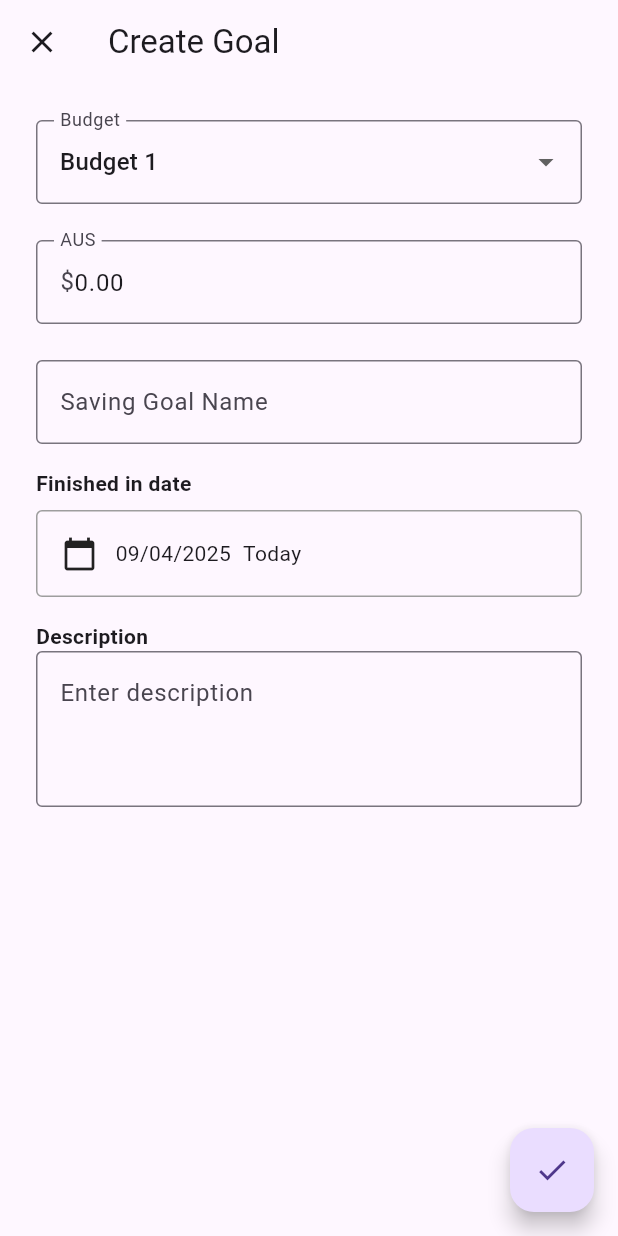
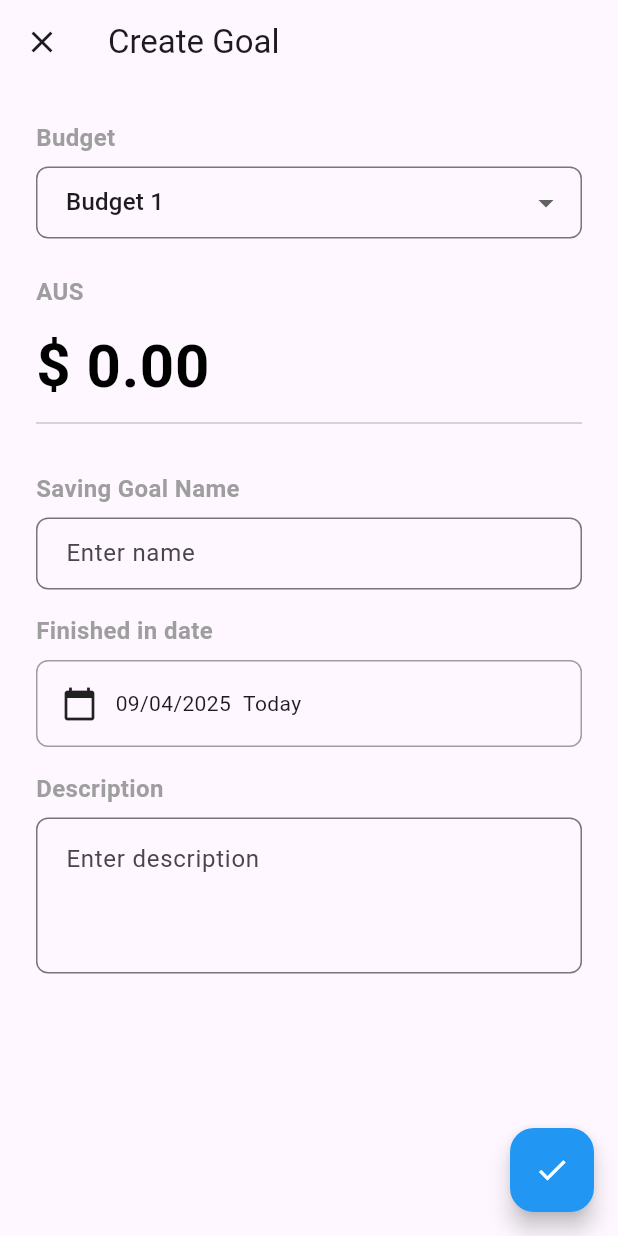
Before and after one commit to ngohainnam/Finney-Financial-Management-App, a Flutter app: the AddEditGoalPage screen opened directly, on a phone screen of 412 x 824 dp. Run offline on Flutter 3.47's test engine with Material 3 defaults, Android fonts, the phone set to English and light mode, and no system bars; our stand-ins replace cloud_firestore, dash_chat_2, firebase_auth, firebase_core, fl_chart, flutter_gemini and 7 more; accounts and stored records are empty; generated files the repository leaves out were written again; Roboto replaces fonts that are missing (Poppins).

Commit message:
update add_edit_goal_pg.dart

```diff
--- a/lib/pages/3-dashboard/transaction/add_saving/add_edit_goal_page.dart
+++ b/lib/pages/3-dashboard/transaction/add_saving/add_edit_goal_page.dart
@@ -27,7 +27,8 @@ class _AddEditGoalPageState extends State<AddEditGoalPage> {
     if (widget.existingGoal != null) {
       _nameController.text = widget.existingGoal!.name;
       _descriptionController.text = widget.existingGoal!.description ?? '';
-      _amountController.text = widget.existingGoal!.targetAmount.toString();
+      _amountController.text = widget.existingGoal!.targetAmount
+          .toStringAsFixed(2);
       _targetDate = widget.existingGoal!.targetDate;
     } else {
       _amountController.text = '0.00';
@@ -58,11 +59,22 @@ class _AddEditGoalPageState extends State<AddEditGoalPage> {
             crossAxisAlignment: CrossAxisAlignment.start,
             children: [
               // Budget Selector
+              const Text(
+                'Budget',
+                style: TextStyle(
+                  fontSize: 16,
+                  fontWeight: FontWeight.bold,
+                  color: Colors.grey,
+                ),
+              ),
+              const SizedBox(height: 8),
               DropdownButtonFormField<String>(
                 value: 'Budget 1',
-                decoration: const InputDecoration(
-                  labelText: 'Budget',
-                  border: OutlineInputBorder(),
+                decoration: InputDecoration(
+                  border: OutlineInputBorder(
+                    borderRadius: BorderRadius.circular(8),
+                  ),
+                  contentPadding: const EdgeInsets.symmetric(horizontal: 16),
                 ),
                 items: const [
                   DropdownMenuItem(value: 'Budget 1', child: Text('Budget 1')),
@@ -71,14 +83,41 @@ class _AddEditGoalPageState extends State<AddEditGoalPage> {
               ),
               const SizedBox(height: 24),
 
-              // Amount Field
+              // New Large Amount Input
+              Column(
+                crossAxisAlignment: CrossAxisAlignment.start,
+                children: [
+                  const Text(
+                    'AUS',
+                    style: TextStyle(
+                      fontSize: 16,
+                      fontWeight: FontWeight.bold,
+                      color: Colors.grey,
+                    ),
+                  ),
+                  const SizedBox(height: 8),
                   TextFormField(
                     controller: _amountController,
-                keyboardType: TextInputType.number,
+                    keyboardType: TextInputType.numberWithOptions(
+                      decimal: true,
+                    ),
+                    textAlign: TextAlign.left,
+                    style: const TextStyle(
+                      fontSize: 40,
+                      fontWeight: FontWeight.bold,
+                      color: Colors.black,
+                    ),
                     decoration: const InputDecoration(
-                  labelText: 'AUS',
-                  prefixText: '\$',
-                  border: OutlineInputBorder(),
+                      prefixText: '\$ ',
+                      prefixStyle: TextStyle(
+                        fontSize: 40,
+                        fontWeight: FontWeight.bold,
+                        color: Colors.black,
+                      ),
+                      border: InputBorder.none,
+                      hintText: '0.00',
+                      hintStyle: TextStyle(fontSize: 40, color: Colors.grey),
+                      contentPadding: EdgeInsets.zero,
                     ),
                     validator: (value) {
                       if (value == null || value.isEmpty) {
@@ -90,14 +129,32 @@ class _AddEditGoalPageState extends State<AddEditGoalPage> {
                       return null;
                     },
                   ),
+                  const Divider(thickness: 1),
+                ],
+              ),
               const SizedBox(height: 24),
 
               // Goal Name
+              const Text(
+                'Saving Goal Name',
+                style: TextStyle(
+                  fontSize: 16,
+                  fontWeight: FontWeight.bold,
+                  color: Colors.grey,
+                ),
+              ),
+              const SizedBox(height: 8),
               TextFormField(
                 controller: _nameController,
-                decoration: const InputDecoration(
-                  labelText: 'Saving Goal Name',
-                  border: OutlineInputBorder(),
+                decoration: InputDecoration(
+                  hintText: 'Enter name',
+                  border: OutlineInputBorder(
+                    borderRadius: BorderRadius.circular(8),
+                  ),
+                  contentPadding: const EdgeInsets.symmetric(
+                    horizontal: 16,
+                    vertical: 12,
+                  ),
                 ),
                 validator:
                     (value) =>
@@ -110,7 +167,11 @@ class _AddEditGoalPageState extends State<AddEditGoalPage> {
               // Target Date
               const Text(
                 'Finished in date',
-                style: TextStyle(fontWeight: FontWeight.bold),
+                style: TextStyle(
+                  fontSize: 16,
+                  fontWeight: FontWeight.bold,
+                  color: Colors.grey,
+                ),
               ),
               const SizedBox(height: 8),
               InkWell(
@@ -119,7 +180,7 @@ class _AddEditGoalPageState extends State<AddEditGoalPage> {
                   padding: const EdgeInsets.all(16),
                   decoration: BoxDecoration(
                     border: Border.all(color: Colors.grey),
-                    borderRadius: BorderRadius.circular(4),
+                    borderRadius: BorderRadius.circular(8),
                   ),
                   child: Row(
                     children: [
@@ -139,14 +200,22 @@ class _AddEditGoalPageState extends State<AddEditGoalPage> {
               // Description
               const Text(
                 'Description',
-                style: TextStyle(fontWeight: FontWeight.bold),
+                style: TextStyle(
+                  fontSize: 16,
+                  fontWeight: FontWeight.bold,
+                  color: Colors.grey,
                 ),
+              ),
+              const SizedBox(height: 8),
               TextFormField(
                 controller: _descriptionController,
                 maxLines: 3,
-                decoration: const InputDecoration(
+                decoration: InputDecoration(
                   hintText: 'Enter description',
-                  border: OutlineInputBorder(),
+                  border: OutlineInputBorder(
+                    borderRadius: BorderRadius.circular(8),
+                  ),
+                  contentPadding: const EdgeInsets.all(16),
                 ),
               ),
             ],
@@ -155,7 +224,8 @@ class _AddEditGoalPageState extends State<AddEditGoalPage> {
       ),
       floatingActionButton: FloatingActionButton(
         onPressed: _saveGoal,
-        child: const Icon(Icons.check),
+        backgroundColor: Colors.blue,
+        child: const Icon(Icons.check, color: Colors.white),
       ),
     );
   }
--- a/lib/pages/3-dashboard/widgets/goal_card.dart
+++ b/lib/pages/3-dashboard/widgets/goal_card.dart
@@ -1,7 +1,7 @@
 import 'package:flutter/material.dart';
 import 'package:intl/intl.dart';
 import 'package:finney/pages/3-dashboard/models/saving_goal_model.dart';
-import 'package:finney/pages/3-dashboard/transaction/add_saving/saving_goal_page.dart';
+//import 'package:finney/pages/3-dashboard/transaction/add_saving/saving_goal_page.dart';
 
 class GoalCard extends StatelessWidget {
   final SavingGoal goal;
```
Lines whose indentation alone changed are shown as unchanged.
